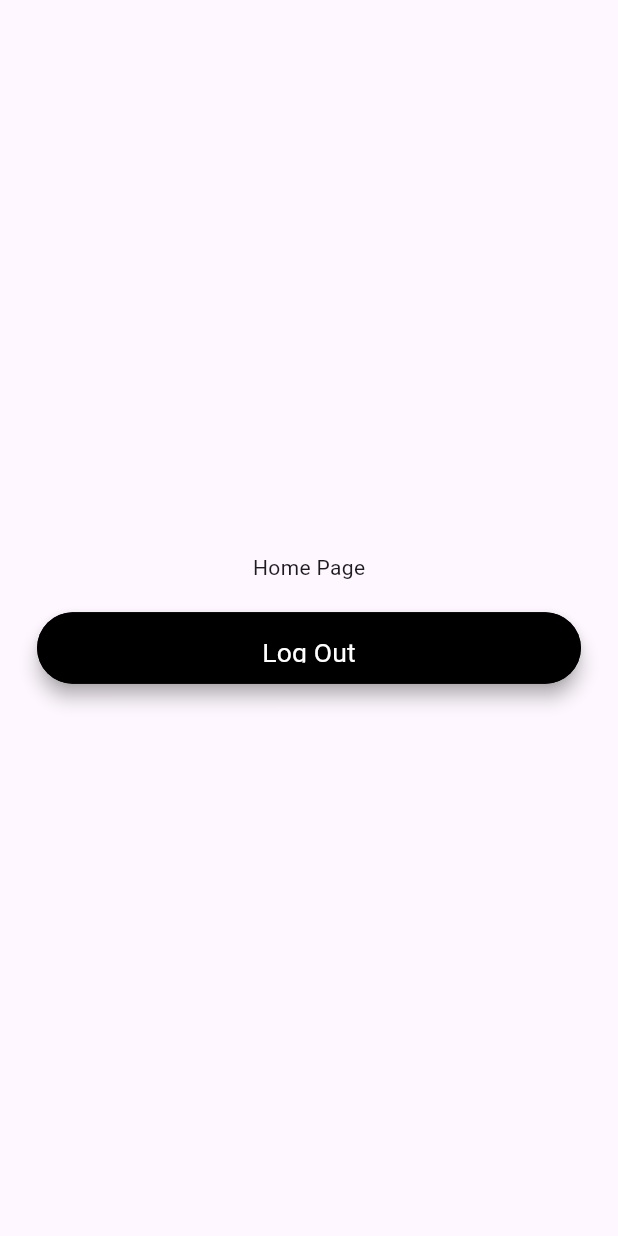
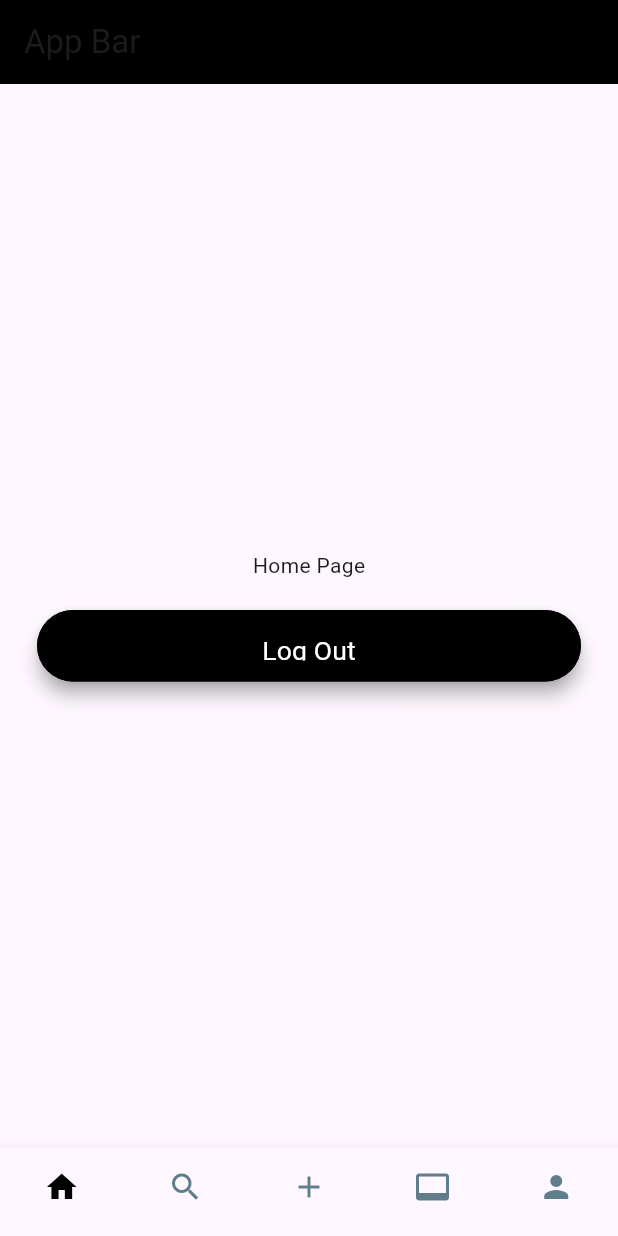
Before and after one commit to RuhmaAnwar/flutter-instagram-clone, a Flutter app: the screen it shows once a user with an empty profile is signed in, on a phone screen of 412 x 824 dp. Run offline on Flutter 3.47's test engine with Material 3 defaults, Android fonts, the phone set to English and light mode, and no system bars; our stand-ins replace firebase_auth, firebase_core; accounts and stored records are empty; network calls fail.

Commit message:
Added bottom navigation bar and screens

```diff
--- a/lib/assets/app_colors.dart
+++ b/lib/assets/app_colors.dart
@@ -8,8 +8,8 @@ class AppColors {
   // Lighter gradient (for backgrounds)
   static const LinearGradient primaryGradientLight = LinearGradient(
     colors: [
-    Color(0xFFB2DFDB), // Much lighter teal
-    Color(0xFFFFCCBC), // Much lighter coral
+    Color.fromARGB(255, 188, 221, 219), // Much lighter teal
+    Color.fromARGB(255, 252, 224, 216), // Much lighter coral
     ],
     begin: Alignment.topLeft,
     end: Alignment.bottomRight,
--- /dev/null
+++ b/lib/main_home_screen.dart
@@ -0,0 +1,72 @@
+import 'package:flutter/material.dart';
+
+import 'main_screens/home_page.dart';
+import 'main_screens/profile_page.dart';
+import 'main_screens/add_post.dart';
+import 'main_screens/reels_page.dart';
+import 'main_screens/search_screen.dart';
+
+class MainHomeScreen extends StatefulWidget {
+  @override
+  _MainHomeScreenState createState() => _MainHomeScreenState();
+}
+
+class _MainHomeScreenState extends State<MainHomeScreen> {
+  int _selectedIndex = 0;
+
+  final List<Widget> widgetOptions = const [
+    HomePage(),
+    SearchScreen(),
+    AddPost(),
+    ReelsPage(),
+    ProfilePage(),
+  ];
+
+  void _onItemTapped(int index) {
+    setState(() {
+      _selectedIndex = index;
+    });
+  }
+
+  @override
+  Widget build(BuildContext context) {
+    return Scaffold(
+      appBar: AppBar(
+        backgroundColor: Colors.black,
+        title: const Text('App Bar'),
+      ),
+      body: widgetOptions.elementAt(_selectedIndex),
+      bottomNavigationBar: BottomNavigationBar(
+  showSelectedLabels: false, // Hide selected labels
+  showUnselectedLabels: false, // Hide unselected labels
+  type: BottomNavigationBarType.fixed,
+  selectedItemColor: Colors.black,
+  unselectedItemColor: Colors.blueGrey,
+  items: const <BottomNavigationBarItem>[
+    BottomNavigationBarItem(
+      icon: Icon(Icons.home),
+      label: '', // Remove label
+    ),
+    BottomNavigationBarItem(
+      icon: Icon(Icons.search),
+      label: '',
+    ),
+    BottomNavigationBarItem(
+      icon: Icon(Icons.add),
+      label: '',
+    ),
+    BottomNavigationBarItem(
+      icon: Icon(Icons.video_label),
+      label: '',
+    ),
+    BottomNavigationBarItem(
+      icon: Icon(Icons.person),
+      label: '',
+    ),
+  ],
+  currentIndex: _selectedIndex,
+  onTap: _onItemTapped,
+),
+    );
+  }
+}
--- a/lib/main_page.dart
+++ b/lib/main_page.dart
@@ -1,7 +1,8 @@
 import 'package:flutter/material.dart';
 import 'package:firebase_auth/firebase_auth.dart';
 import 'authentication/login_page.dart';
-import 'home_page.dart';
+import 'main_screens/home_page.dart';
+import 'main_home_screen.dart';
 
 class MainPage extends StatelessWidget {
   const MainPage({super.key});
@@ -13,7 +14,7 @@ class MainPage extends StatelessWidget {
         stream: FirebaseAuth.instance.authStateChanges(),
         builder:(context, snapshot){
           if(snapshot.hasData) {
-            return HomePage();
+            return MainHomeScreen();
           } else {
             return LoginPage();
           }
```
Also changed, not shown: lib/main_screens/add_post.dart (added, +19 -0 lines), lib/main_screens/home_page.dart (renamed from lib/home_page.dart, +5 -6 lines), lib/main_screens/profile_page.dart (added, +19 -0 lines), lib/main_screens/reels_page.dart (added, +19 -0 lines), lib/main_screens/search_screen.dart (added, +19 -0 lines).
